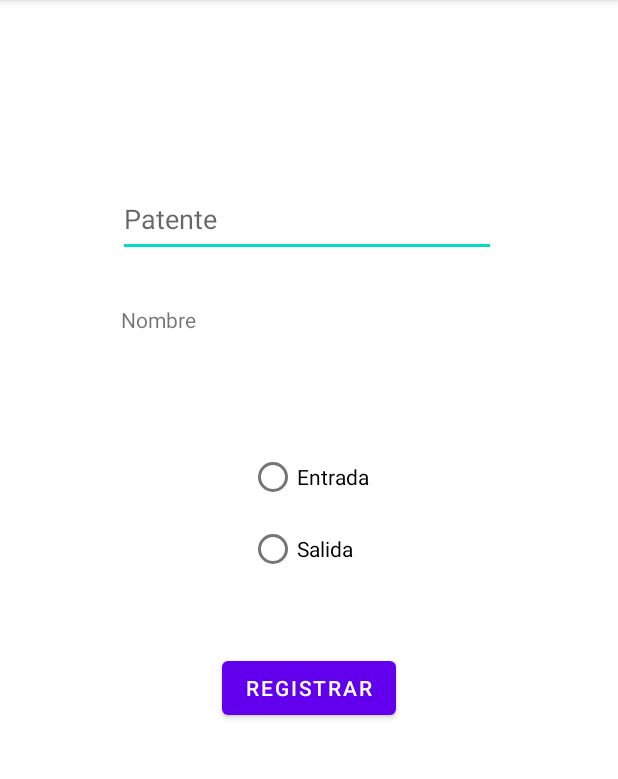
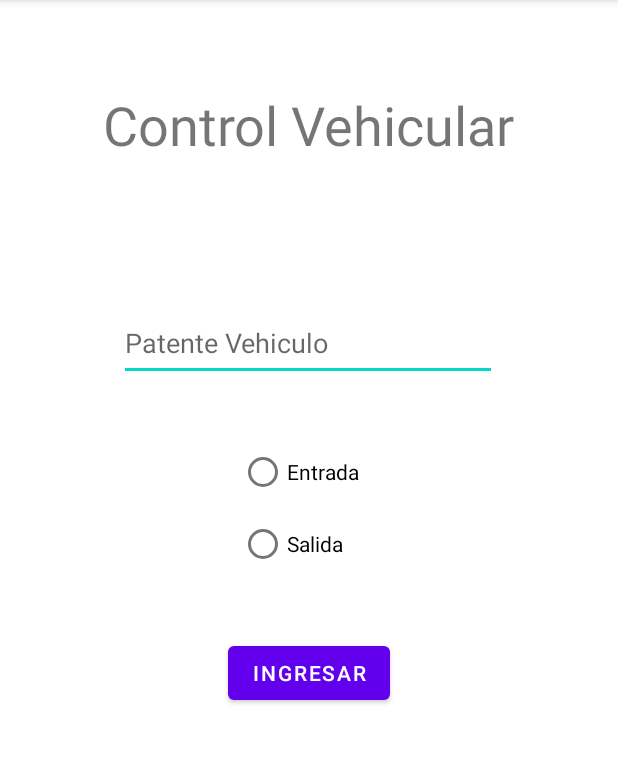
Before and after one commit to HyperCC/ParkingUCN, an Android app: the RegistrarInicio screen opened directly, with no data from a screen before it, on a phone screen of 412 x 824 dp, the part 84-863 px from its top. Run offline under Robolectric (Android 15) with nearby library versions, the phone set to English and light mode, and no system bars.

Commit message:
style(App: change UI design to fragment_registrar_inicio.xml)

```diff
--- a/App/app/src/main/res/layout/fragment_registrar_inicio.xml
+++ b/App/app/src/main/res/layout/fragment_registrar_inicio.xml
@@ -7,7 +7,7 @@
     android:layout_height="match_parent"
     tools:context=".fragment.RegistrarInicio">
 
-    <androidx.constraintlayout.widget.ConstraintLayout xmlns:android="http://schemas.android.com/apk/res/android"
+    <androidx.constraintlayout.widget.ConstraintLayout
 
         android:layout_width="match_parent"
         android:layout_height="match_parent">
@@ -17,41 +17,33 @@
             android:layout_width="252dp"
             android:layout_height="50dp"
             android:layout_marginTop="116dp"
-            android:hint="Patente"
-            app:layout_constraintEnd_toEndOf="parent"
-            app:layout_constraintHorizontal_bias="0.49"
-            app:layout_constraintStart_toStartOf="parent"
-            app:layout_constraintTop_toTopOf="parent" />
-
-        <TextView
-            android:id="@+id/textView"
-            android:layout_width="250dp"
-            android:layout_height="46dp"
-            android:layout_marginTop="32dp"
-            android:text="Nombre"
+            android:hint="Patente Vehiculo"
+            app:layout_constraintBottom_toTopOf="@+id/botonRegistrar"
             app:layout_constraintEnd_toEndOf="parent"
             app:layout_constraintHorizontal_bias="0.496"
             app:layout_constraintStart_toStartOf="parent"
-            app:layout_constraintTop_toBottomOf="@+id/textInputEditText" />
+            app:layout_constraintTop_toTopOf="parent"
+            app:layout_constraintVertical_bias="0.327" />
 
         <Button
             android:id="@+id/botonRegistrar"
             android:layout_width="wrap_content"
             android:layout_height="wrap_content"
-            android:layout_marginBottom="280dp"
-            android:text="Registrar"
+            android:text="Ingresar"
             app:layout_constraintBottom_toBottomOf="parent"
             app:layout_constraintEnd_toEndOf="parent"
-            app:layout_constraintStart_toStartOf="parent" />
+            app:layout_constraintStart_toStartOf="parent"
+            app:layout_constraintTop_toTopOf="parent"
+            app:layout_constraintVertical_bias="0.591" />
 
         <RadioGroup
             android:id="@+id/tipoRegistro"
-            android:layout_width="wrap_content"
-            android:layout_height="wrap_content"
+            android:layout_width="94dp"
+            android:layout_height="98dp"
             app:layout_constraintBottom_toTopOf="@+id/botonRegistrar"
             app:layout_constraintEnd_toEndOf="parent"
             app:layout_constraintStart_toStartOf="parent"
-            app:layout_constraintTop_toBottomOf="@+id/textView">
+            app:layout_constraintTop_toBottomOf="@+id/textInputEditText">
 
             <RadioButton
                 android:id="@+id/entrada"
@@ -65,5 +57,19 @@
                 android:layout_height="wrap_content"
                 android:text="Salida" />
         </RadioGroup>
+
+        <TextView
+            android:id="@+id/titulo"
+            android:layout_width="319dp"
+            android:layout_height="68dp"
+            android:text="Control Vehicular"
+            android:textAlignment="center"
+            android:textSize="36sp"
+            app:layout_constraintBottom_toTopOf="@+id/textInputEditText"
+            app:layout_constraintEnd_toEndOf="parent"
+            app:layout_constraintHorizontal_bias="0.497"
+            app:layout_constraintStart_toStartOf="parent"
+            app:layout_constraintTop_toTopOf="parent"
+            app:layout_constraintVertical_bias="0.406" />
     </androidx.constraintlayout.widget.ConstraintLayout>
 </FrameLayout>
```
